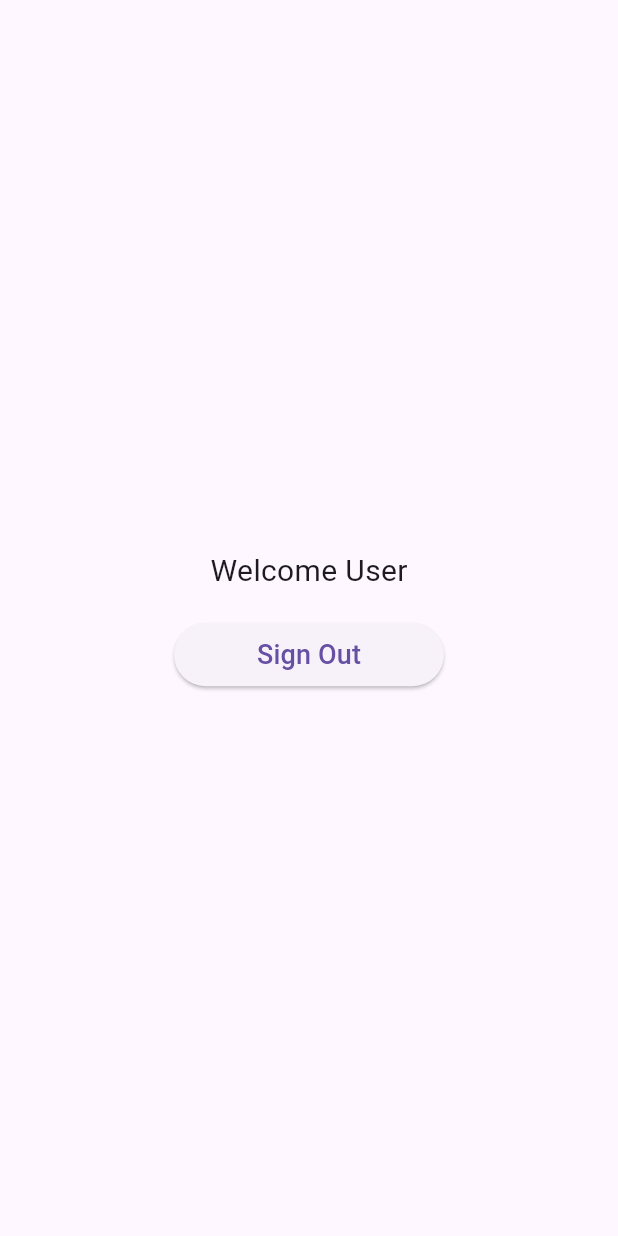
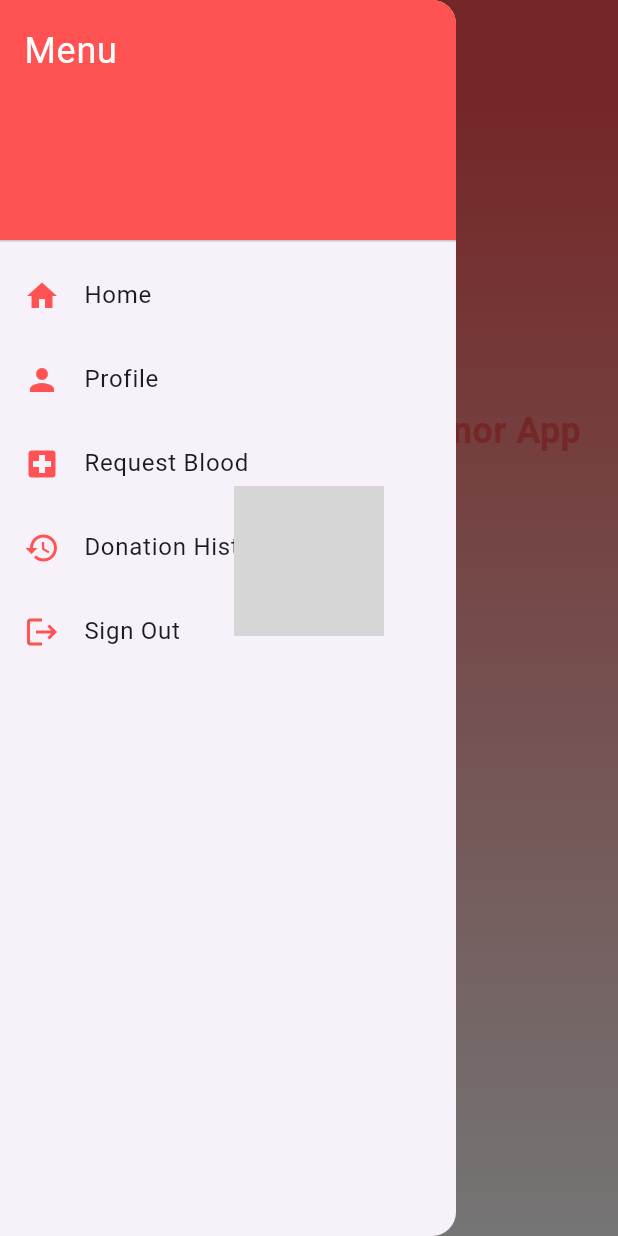
Before and after one commit to nadeeshaofficial1/blood_donate_app_4x, a Flutter app: the HomeScreen screen opened directly, with the side drawer open (before the commit the screen has no drawer), on a phone screen of 412 x 824 dp. Run offline on Flutter 3.47's test engine with Material 3 defaults, Android fonts, the phone set to English and light mode, and no system bars; our stand-ins replace firebase_auth, firebase_core; accounts and stored records are empty; grey boxes are pictures that could not be loaded.

Commit message:
Updated Interface

```diff
--- a/lib/home_screen.dart
+++ b/lib/home_screen.dart
@@ -2,6 +2,7 @@ import 'package:auth_firebase/auth/auth_service.dart';
 import 'package:auth_firebase/auth/login_screen.dart';
 import 'package:auth_firebase/widgets/button.dart';
 import 'package:flutter/material.dart';
+import 'blood_request_form.dart'; // Import the new form screen
 
 class HomeScreen extends StatelessWidget {
   const HomeScreen({super.key});
@@ -10,14 +11,92 @@ class HomeScreen extends StatelessWidget {
   Widget build(BuildContext context) {
     final auth = AuthService();
     return Scaffold(
-      body: Align(
-        alignment: Alignment.center,
+      appBar: AppBar(
+        title: const Text("Blood Donor App"),
+        backgroundColor: Colors.redAccent,
+      ),
+      drawer: Drawer(
+        child: ListView(
+          padding: EdgeInsets.zero,
+          children: [
+            DrawerHeader(
+              decoration: BoxDecoration(
+                color: Colors.redAccent,
+              ),
+              child: const Text(
+                "Menu",
+                style: TextStyle(color: Colors.white, fontSize: 24),
+              ),
+            ),
+            ListTile(
+              leading: Icon(Icons.home, color: Colors.redAccent),
+              title: const Text("Home"),
+              onTap: () {
+                Navigator.pop(context);
+              },
+            ),
+            ListTile(
+              leading: Icon(Icons.person, color: Colors.redAccent),
+              title: const Text("Profile"),
+              onTap: () {
+                // Navigate to profile screen
+              },
+            ),
+            ListTile(
+              leading: Icon(Icons.local_hospital, color: Colors.redAccent),
+              title: const Text("Request Blood"),
+              onTap: () {
+                Navigator.push(
+                  context,
+                  MaterialPageRoute(builder: (context) => const BloodRequestForm()),
+                );
+              },
+            ),
+            ListTile(
+              leading: Icon(Icons.history, color: Colors.redAccent),
+              title: const Text("Donation History"),
+              onTap: () {
+                // Navigate to donation history screen
+              },
+            ),
+            ListTile(
+              leading: Icon(Icons.logout, color: Colors.redAccent),
+              title: const Text("Sign Out"),
+              onTap: () async {
+                await auth.signout();
+                goToLogin(context);
+              },
+            ),
+          ],
+        ),
+      ),
+      body: Container(
+        decoration: BoxDecoration(
+          gradient: LinearGradient(
+            colors: [Colors.redAccent, Colors.white],
+            begin: Alignment.topCenter,
+            end: Alignment.bottomCenter,
+          ),
+        ),
+        child: Center(
+          child: Padding(
+            padding: const EdgeInsets.all(20.0),
             child: Column(
               mainAxisAlignment: MainAxisAlignment.center,
               children: [
                 const Text(
-              "Welcome User",
-              style: TextStyle(fontSize: 20, fontWeight: FontWeight.w400),
+                  "Welcome to the Blood Donor App",
+                  style: TextStyle(
+                    fontSize: 24,
+                    fontWeight: FontWeight.bold,
+                    color: Colors.redAccent,
+                  ),
+                  textAlign: TextAlign.center,
+                ),
+                const SizedBox(height: 20),
+                const CircleAvatar(
+                  radius: 50,
+                  backgroundImage: AssetImage('assets/blood_donor_logo.png'), // Ensure you have this asset
                 ),
                 const SizedBox(height: 20),
                 CustomButton(
@@ -26,14 +105,33 @@ class HomeScreen extends StatelessWidget {
                     await auth.signout();
                     goToLogin(context);
                   },
-            )
+                ),
+                const SizedBox(height: 20),
+                CustomButton(
+                  label: "View Donors",
+                  onPressed: () {
+                    // Navigate to the donors list screen
+                  },
+                ),
+                const SizedBox(height: 20),
+                CustomButton(
+                  label: "Request Blood",
+                  onPressed: () {
+                    Navigator.push(
+                      context,
+                      MaterialPageRoute(builder: (context) => const BloodRequestForm()),
+                    );
+                  },
+                ),
               ],
+            ),
+          ),
         ),
       ),
     );
   }
 
-  goToLogin(BuildContext context) => Navigator.push(
+  goToLogin(BuildContext context) => Navigator.pushReplacement(
         context,
         MaterialPageRoute(builder: (context) => const LoginScreen()),
       );
```
Also changed, not shown: lib/blood_request_form.dart (added, +107 -0 lines). Lines whose indentation alone changed are shown as unchanged.
